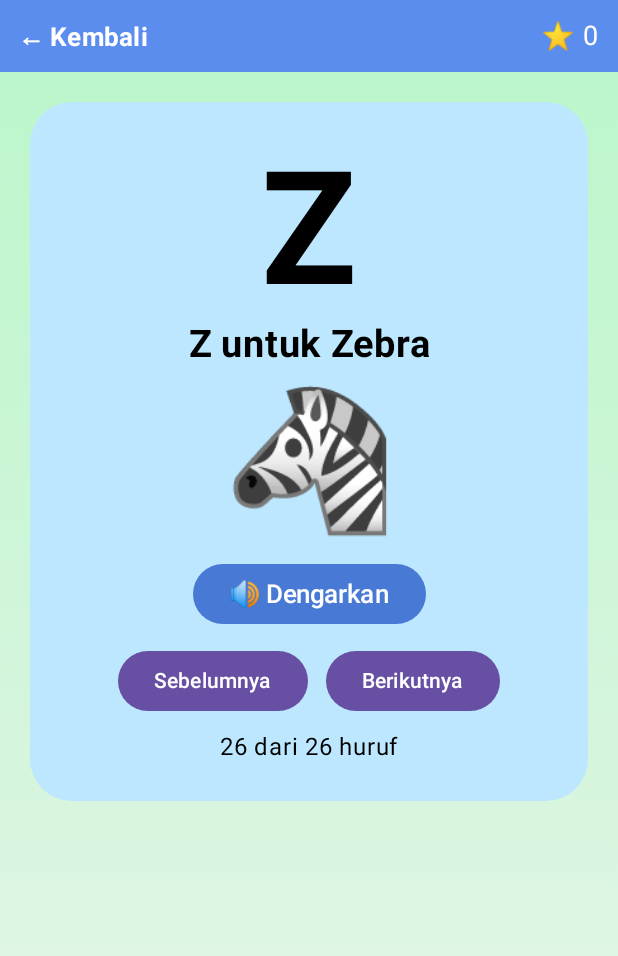
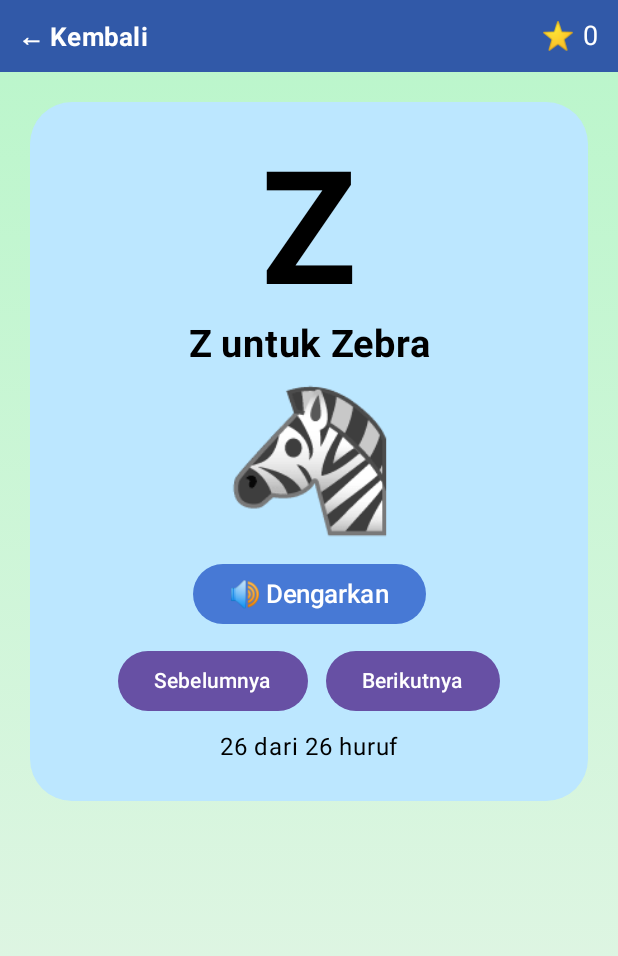
Before and after one commit to MChat-Android/M-Anak-Pintar, an Android app built with Jetpack Compose: the screen it shows after launch (MainActivity), after a tap on "Sebelumnya", on a phone screen of 412 x 824 dp. Shown: the top 956 px of the screen. Run offline under Robolectric (Android 15) with nearby library versions, the phone set to English and light mode, and no system bars; 3 other taps on this screen came first.

Commit message:
Update MainActivity.kt

```diff
--- a/app/src/main/java/com/m/anakpintar/MainActivity.kt
+++ b/app/src/main/java/com/m/anakpintar/MainActivity.kt
@@ -177,38 +177,14 @@ private fun AnakPintarApp() {
                             Color(0xFFE1F5FE),
                             Color(0xFFFFF3D6)
                         )
-                        Page.HURUF -> listOf(
-                            Color(0xFFB9F6CA),
-                            Color(0xFFE8F5E9)
-                        )
-                        Page.ANGKA -> listOf(
-                            Color(0xFFBBDEFB),
-                            Color(0xFFFFE0B2)
-                        )
-                        Page.BERHITUNG -> listOf(
-                            Color(0xFFA5D6A7),
-                            Color(0xFFE8F5E9)
-                        )
-                        Page.WARNA -> listOf(
-                            Color(0xFFF8BBD0),
-                            Color(0xFFE1BEE7)
-                        )
-                        Page.HEWAN -> listOf(
-                            Color(0xFFC8E6C9),
-                            Color(0xFFFFF9C4)
-                        )
-                        Page.PERMAINAN -> listOf(
-                            Color(0xFFFFE082),
-                            Color(0xFFFFCCBC)
-                        )
-                        Page.CERITA -> listOf(
-                            Color(0xFFB3E5FC),
-                            Color(0xFFD1C4E9)
-                        )
-                        Page.PRESTASI -> listOf(
-                            Color(0xFFFFE082),
-                            Color(0xFFFFF8E1)
-                        )
+                        Page.HURUF -> listOf(Color(0xFFB9F6CA), Color(0xFFE8F5E9))
+                        Page.ANGKA -> listOf(Color(0xFFBBDEFB), Color(0xFFFFE0B2))
+                        Page.BERHITUNG -> listOf(Color(0xFFA5D6A7), Color(0xFFE8F5E9))
+                        Page.WARNA -> listOf(Color(0xFFF8BBD0), Color(0xFFE1BEE7))
+                        Page.HEWAN -> listOf(Color(0xFFC8E6C9), Color(0xFFFFF9C4))
+                        Page.PERMAINAN -> listOf(Color(0xFFFFE082), Color(0xFFFFCCBC))
+                        Page.CERITA -> listOf(Color(0xFFB3E5FC), Color(0xFFD1C4E9))
+                        Page.PRESTASI -> listOf(Color(0xFFFFE082), Color(0xFFFFF8E1))
                     }
                 )
             )
@@ -217,7 +193,7 @@ private fun AnakPintarApp() {
                 if (page != Page.HOME) {
                     Row(
                         Modifier.fillMaxWidth()
-                            .background(Color(0xFF5B8DEF))
+                            .background(Color(0xFF3159A8))
                             .padding(12.dp),
                         verticalAlignment = Alignment.CenterVertically
                     ) {
@@ -253,45 +229,205 @@ private fun engineLanguage(engine: TextToSpeech?) {
     engine?.language = Locale("id", "ID")
 }
 
+/* HALAMAN UTAMA BARU */
+
 @Composable
 private fun HomeScreen(stars: Int, onSelect: (Page) -> Unit) {
     Column(
-        Modifier.fillMaxSize().verticalScroll(rememberScrollState()).padding(18.dp),
+        Modifier.fillMaxSize()
+            .verticalScroll(rememberScrollState())
+            .padding(horizontal = 14.dp, vertical = 10.dp),
         horizontalAlignment = Alignment.CenterHorizontally
     ) {
+        Row(
+            Modifier.fillMaxWidth(),
+            verticalAlignment = Alignment.CenterVertically,
+            horizontalArrangement = Arrangement.Center
+        ) {
+            Text("🐾", fontSize = 25.sp)
+            Spacer(Modifier.width(7.dp))
+            Text(
+                "M ANAK PINTAR",
+                fontSize = 27.sp,
+                fontWeight = FontWeight.ExtraBold,
+                color = Color(0xFF174A91)
+            )
+            Spacer(Modifier.width(7.dp))
+            Text("⭐", fontSize = 25.sp)
+        }
+
+        Spacer(Modifier.height(10.dp))
+
+        Card(
+            Modifier.fillMaxWidth(),
+            shape = RoundedCornerShape(28.dp),
+            colors = CardDefaults.cardColors(
+                containerColor = Color(0xFFBDEEFF)
+            ),
+            elevation = CardDefaults.cardElevation(4.dp)
+        ) {
+            Row(
+                Modifier.fillMaxWidth().padding(13.dp),
+                verticalAlignment = Alignment.CenterVertically
+            ) {
+                Text("🐱", fontSize = 82.sp)
+                Spacer(Modifier.width(10.dp))
+                Column(Modifier.weight(1f)) {
+                    Text(
+                        "Halo, Teman!",
+                        fontSize = 23.sp,
+                        fontWeight = FontWeight.ExtraBold,
+                        color = Color(0xFF174A91)
+                    )
+                    Text(
+                        "Aku Neko!",
+                        fontSize = 19.sp,
+                        fontWeight = FontWeight.Bold,
+                        color = Color(0xFFE87525)
+                    )
+                    Text(
+                        "Ayo belajar sambil bermain!",
+                        fontSize = 14.sp,
+                        color = Color(0xFF315078)
+                    )
+                    Spacer(Modifier.height(5.dp))
+                    Text("🌈 🎈 ⭐", fontSize = 22.sp)
+                }
+            }
+        }
+
         Spacer(Modifier.height(12.dp))
-        Text("🐱", fontSize = 65.sp)
-        Text("M ANAK PINTAR", fontSize = 29.sp,
-            fontWeight = FontWeight.ExtraBold, color = Color(0xFF3159A8))
-        Text("Belajar sambil bermain!", fontSize = 17.sp, color = Color.Gray)
-        Spacer(Modifier.height(14.dp))
-        MenuButton("⭐ Bintang prestasi: $stars", Color(0xFFFFE18B)) {}
+
+        Card(
+            Modifier.fillMaxWidth().clickable {
+                onSelect(Page.PRESTASI)
+            },
+            shape = RoundedCornerShape(18.dp),
+            colors = CardDefaults.cardColors(
+                containerColor = Color(0xFFFFE18B)
+            )
+        ) {
+            Row(
+                Modifier.fillMaxWidth().padding(12.dp),
+                verticalAlignment = Alignment.CenterVertically,
+                horizontalArrangement = Arrangement.Center
+            ) {
+                Text("🏆", fontSize = 27.sp)
+                Spacer(Modifier.width(10.dp))
+                Text(
+                    "Bintang prestasi: $stars",
+                    fontSize = 19.sp,
+                    fontWeight = FontWeight.ExtraBold,
+                    color = Color(0xFF704214)
+                )
+                Spacer(Modifier.width(8.dp))
+                Text("⭐", fontSize = 23.sp)
+            }
+        }
+
+        Spacer(Modifier.height(15.dp))
+
+        Text(
+            "PILIH KEGIATAN BELAJAR",
+            fontSize = 17.sp,
+            fontWeight = FontWeight.ExtraBold,
+            color = Color(0xFF174A91)
+        )
+
+        Spacer(Modifier.height(10.dp))
+
+        Row(
+            Modifier.fillMaxWidth(),
+            horizontalArrangement = Arrangement.spacedBy(9.dp)
+        ) {
+            HomeTile("🔤", "Belajar\nHuruf", Color(0xFFF48BC1),
+                Modifier.weight(1f)) { onSelect(Page.HURUF) }
+            HomeTile("🔢", "Belajar\nAngka", Color(0xFF8BE36F),
+                Modifier.weight(1f)) { onSelect(Page.ANGKA) }
+            HomeTile("➕", "Berhitung", Color(0xFFFFBE45),
+                Modifier.weight(1f)) { onSelect(Page.BERHITUNG) }
+        }
+
+        Spacer(Modifier.height(9.dp))
+
+        Row(
+            Modifier.fillMaxWidth(),
+            horizontalArrangement = Arrangement.spacedBy(9.dp)
+        ) {
+            HomeTile("🎨", "Belajar\nWarna", Color(0xFFB99AF5),
+                Modifier.weight(1f)) { onSelect(Page.WARNA) }
+            HomeTile("🐘", "Belajar\nHewan", Color(0xFF8BE3A0),
+                Modifier.weight(1f)) { onSelect(Page.HEWAN) }
+            HomeTile("🎮", "Permainan", Color(0xFF65C8F5),
+                Modifier.weight(1f)) { onSelect(Page.PERMAINAN) }
+        }
+
+        Spacer(Modifier.height(9.dp))
+
+        Row(
+            Modifier.fillMaxWidth(),
+            horizontalArrangement = Arrangement.spacedBy(9.dp)
+        ) {
+            HomeTile("📖", "Cerita\nAnak", Color(0xFFFFB454),
+                Modifier.weight(1f)) { onSelect(Page.CERITA) }
+            HomeTile("🏆", "Nilai dan\nPrestasi", Color(0xFFFFA6A6),
+                Modifier.weight(1f)) { onSelect(Page.PRESTASI) }
+            HomeTile("⭐", "Bintang\nSaya", Color(0xFFFFD66B),
+                Modifier.weight(1f)) { onSelect(Page.PRESTASI) }
+        }
+
+        Spacer(Modifier.height(17.dp))
+
+        Text(
+            "Belajar itu menyenangkan bersama Neko! 🐱",
+            fontSize = 14.sp,
+            fontWeight = FontWeight.Bold,
+            color = Color(0xFF3159A8),
+            textAlign = TextAlign.Center
+        )
+
         Spacer(Modifier.height(12.dp))
-        MenuButton("🔤  Belajar Huruf", Color(0xFF72C6F5)) { onSelect(Page.HURUF) }
-        MenuButton("🔢  Belajar Angka 1–100", Color(0xFFFFB86B)) { onSelect(Page.ANGKA) }
-        MenuButton("➕  Belajar Berhitung", Color(0xFF8BD6A2)) { onSelect(Page.BERHITUNG) }
-        MenuButton("🎨  Belajar Warna", Color(0xFFEAA6D4)) { onSelect(Page.WARNA) }
-        MenuButton("🐘  Belajar Hewan", Color(0xFFB9A4F5)) { onSelect(Page.HEWAN) }
-        MenuButton("🎮  Permainan", Color(0xFFFFD56A)) { onSelect(Page.PERMAINAN) }
-        MenuButton("📖  Cerita Anak", Color(0xFF83D8D0)) { onSelect(Page.CERITA) }
-        MenuButton("🏆  Nilai dan Prestasi", Color(0xFFFFA6A6)) { onSelect(Page.PRESTASI) }
-        Spacer(Modifier.height(20.dp))
-        Text("Ayo belajar bersama Neko! 🐱", color = Color.Gray)
     }
 }
 
 @Composable
-private fun MenuButton(title: String, color: Color, onClick: () -> Unit) {
+private fun HomeTile(
+    icon: String,
+    title: String,
+    color: Color,
+    modifier: Modifier = Modifier,
+    onClick: () -> Unit
+) {
     Card(
-        Modifier.fillMaxWidth().padding(vertical = 5.dp).clickable { onClick() },
-        shape = RoundedCornerShape(18.dp),
-        colors = CardDefaults.cardColors(containerColor = color)
+        modifier = modifier.height(116.dp).clickable { onClick() },
+        shape = RoundedCornerShape(21.dp),
+        colors = CardDefaults.cardColors(containerColor = color),
+        elevation = CardDefaults.cardElevation(defaultElevation = 3.dp)
     ) {
-        Text(title, Modifier.fillMaxWidth().padding(17.dp),
-            fontSize = 19.sp, fontWeight = FontWeight.Bold,
-            color = Color(0xFF26334A))
+        Column(
+            Modifier.fillMaxSize().padding(5.dp),
+            horizontalAlignment = Alignment.CenterHorizontally,
+            verticalArrangement = Arrangement.Center
+        ) {
+            Text(
+                icon,
+                fontSize = 34.sp,
+                textAlign = TextAlign.Center
+            )
+            Spacer(Modifier.height(6.dp))
+            Text(
+                title,
+                fontSize = 13.sp,
+                fontWeight = FontWeight.ExtraBold,
+                color = Color(0xFF26334A),
+                textAlign = TextAlign.Center,
+                lineHeight = 16.sp
+            )
+        }
     }
 }
+
+/* KOMPONEN DAN HALAMAN BELAJAR */
 
 @Composable
 private fun PageHeading(title: String, subtitle: String) {
@@ -325,8 +461,10 @@ private fun LearningIllustration(emoji: String, caption: String, background: Col
 
 @Composable
 private fun SpeechButton(text: String, onClick: () -> Unit) {
-    Button(onClick = onClick,
-        colors = ButtonDefaults.buttonColors(containerColor = Color(0xFF4779D5))) {
+    Button(
+        onClick = onClick,
+        colors = ButtonDefaults.buttonColors(containerColor = Color(0xFF4779D5))
+    ) {
         Text("🔊 $text", fontSize = 17.sp)
     }
 }
@@ -353,11 +491,8 @@ private fun LetterScreen(speak: (String) -> Unit) {
                 textAlign = TextAlign.Center
             )
             Spacer(Modifier.height(8.dp))
-            Text(
-                letterIllustration(item.word),
-                fontSize = 92.sp,
-                textAlign = TextAlign.Center
-            )
+            Text(letterIllustration(item.word), fontSize = 92.sp,
+                textAlign = TextAlign.Center)
             Spacer(Modifier.height(12.dp))
             SpeechButton("Dengarkan") {
                 speak("${item.letter}, untuk ${item.word}")
@@ -366,14 +501,10 @@ private fun LetterScreen(speak: (String) -> Unit) {
             Row(horizontalArrangement = Arrangement.spacedBy(12.dp)) {
                 Button(onClick = {
                     index = if (index == 0) 25 else index - 1
-                }) {
-                    Text("Sebelumnya")
-                }
+                }) { Text("Sebelumnya") }
                 Button(onClick = {
                     index = if (index == 25) 0 else index + 1
-                }) {
-                    Text("Berikutnya")
-                }
+                }) { Text("Berikutnya") }
             }
             Text("${index + 1} dari 26 huruf", Modifier.padding(top = 8.dp))
         }
@@ -398,21 +529,13 @@ private fun NumberScreen(speak: (String) -> Unit) {
             Text(word, fontSize = 27.sp, fontWeight = FontWeight.Bold)
             Text(numberIllustration(number), fontSize = 65.sp)
             Spacer(Modifier.height(12.dp))
-            SpeechButton("Dengarkan") {
-                speak(word)
-            }
+            SpeechButton("Dengarkan") { speak(word) }
             Spacer(Modifier.height(10.dp))
             Row(horizontalArrangement = Arrangement.spacedBy(12.dp)) {
-                Button(
-                    enabled = number > 1,
-                    onClick = { number-- }
-                ) {
+                Button(enabled = number > 1, onClick = { number-- }) {
                     Text("Sebelumnya")
                 }
-                Button(
-                    enabled = number < 100,
-                    onClick = { number++ }
-                ) {
+                Button(enabled = number < 100, onClick = { number++ }) {
                     Text("Berikutnya")
                 }
             }
@@ -426,19 +549,13 @@ private fun MathObjectGroup(count: Int, modifier: Modifier = Modifier) {
     Card(
         modifier = modifier,
         shape = RoundedCornerShape(16.dp),
-        colors = CardDefaults.cardColors(
-            containerColor = Color(0xFFFFF1D6)
-        )
+        colors = CardDefaults.cardColors(containerColor = Color(0xFFFFF1D6))
     ) {
         Column(
             Modifier.fillMaxWidth().padding(8.dp),
             horizontalAlignment = Alignment.CenterHorizontally
         ) {
-            Text(
-                "$count apel",
-                fontSize = 16.sp,
-                fontWeight = FontWeight.Bold
-            )
+            Text("$count apel", fontSize = 16.sp, fontWeight = FontWeight.Bold)
             Spacer(Modifier.height(6.dp))
             (1..count).toList().chunked(5).forEach { group ->
                 Row(
@@ -461,9 +578,7 @@ private fun MathScreen(onSpeak: (String) -> Unit, onCorrect: () -> Unit) {
     var message by remember { mutableStateOf("Pilih jawaban yang benar!") }
 
     Column(
-        Modifier.fillMaxSize()
-            .verticalScroll(rememberScrollState())
-            .padding(20.dp),
+        Modifier.fillMaxSize().verticalScroll(rememberScrollState()).padding(20.dp),
         horizontalAlignment = Alignment.CenterHorizontally
     ) {
         PageHeading("Belajar Berhitung", "Ayo berlatih matematika!")
@@ -587,7 +702,8 @@ private fun AnimalScreen(speak: (String) -> Unit) {
         PageHeading("Belajar Hewan", "Kenali nama-nama hewan")
         animals.forEach { (emoji, name) ->
             Card(
-                Modifier.fillMaxWidth().padding(vertical = 5.dp).clickable { speak(name) },
+                Modifier.fillMaxWidth().padding(vertical = 5.dp)
+                    .clickable { speak(name) },
                 colors = CardDefaults.cardColors(containerColor = Color(0xFFD8F1E0)),
                 shape = RoundedCornerShape(16.dp)
             ) {
@@ -612,9 +728,7 @@ private fun GameScreen(onSpeak: (String) -> Unit, onCorrect: () -> Unit) {
     }
 
     Column(
-        Modifier.fillMaxSize()
-            .verticalScroll(rememberScrollState())
-            .padding(12.dp),
+        Modifier.fillMaxSize().verticalScroll(rememberScrollState()).padding(12.dp),
         horizontalAlignment = Alignment.CenterHorizontally
     ) {
         PageHeading("Permainan Tebak Huruf", "Belajar bersama Neko!")
@@ -627,9 +741,7 @@ private fun GameScreen(onSpeak: (String) -> Unit, onCorrect: () -> Unit) {
             Card(
                 modifier = Modifier.weight(1f),
                 shape = RoundedCornerShape(18.dp),
-                colors = CardDefaults.cardColors(
-                    containerColor = Color(0xFF246B45)
-                )
+                colors = CardDefaults.cardColors(containerColor = Color(0xFF246B45))
             ) {
                 Column(
                     Modifier.fillMaxWidth().padding(12.dp),
@@ -677,11 +789,8 @@ private fun GameScreen(onSpeak: (String) -> Unit, onCorrect: () -> Unit) {
                                         contentColor = Color(0xFF26334A)
                                     )
                                 ) {
-                                    Text(
-                                        choice.letter,
-                                        fontSize = 23.sp,
-                                        fontWeight = FontWeight.ExtraBold
-                                    )
+                                    Text(choice.letter, fontSize = 23.sp,
+                                        fontWeight = FontWeight.ExtraBold)
                                 }
                             }
                         }
@@ -704,19 +813,13 @@ private fun GameScreen(onSpeak: (String) -> Unit, onCorrect: () -> Unit) {
                 verticalArrangement = Arrangement.Center
             ) {
                 Text("🐱", fontSize = 55.sp)
-                Text(
-                    "Neko",
-                    fontSize = 16.sp,
+                Text("Neko", fontSize = 16.sp,
                     fontWeight = FontWeight.ExtraBold,
-                    color = Color(0xFF3159A8)
-                )
-                Text(
-                    "Ayo jawab!",
-                    fontSize = 12.sp,
+                    color = Color(0xFF3159A8))
+                Text("Ayo jawab!", fontSize = 12.sp,
                     fontWeight = FontWeight.Bold,
                     color = Color(0xFF3159A8),
-                    textAlign = TextAlign.Center
-                )
+                    textAlign = TextAlign.Center)
                 Text("👉", fontSize = 27.sp)
             }
         }
@@ -764,9 +867,14 @@ private fun AwardScreen(stars: Int) {
         Text("🏆", fontSize = 90.sp)
         Text("Prestasi Belajar", fontSize = 29.sp, fontWeight = FontWeight.ExtraBold)
         Spacer(Modifier.height(18.dp))
-        Card(colors = CardDefaults.cardColors(containerColor = Color(0xFFFFE18B)),
-            shape = RoundedCornerShape(25.dp)) {
-            Column(Modifier.padding(28.dp), horizontalAlignment = Alignment.CenterHorizontally) {
+        Card(
+            colors = CardDefaults.cardColors(containerColor = Color(0xFFFFE18B)),
+            shape = RoundedCornerShape(25.dp)
+        ) {
+            Column(
+                Modifier.padding(28.dp),
+                horizontalAlignment = Alignment.CenterHorizontally
+            ) {
                 Text("⭐", fontSize = 55.sp)
                 Text("$stars Bintang", fontSize = 30.sp, fontWeight = FontWeight.Bold)
                 Text(
@@ -776,7 +884,8 @@ private fun AwardScreen(stars: Int) {
                         stars >= 5 -> "Bagus! Terus berlatih!"
                         else -> "Ayo bermain dan kumpulkan bintang!"
                     },
-                    fontSize = 17.sp, textAlign = TextAlign.Center
+                    fontSize = 17.sp,
+                    textAlign = TextAlign.Center
                 )
             }
         }
```
